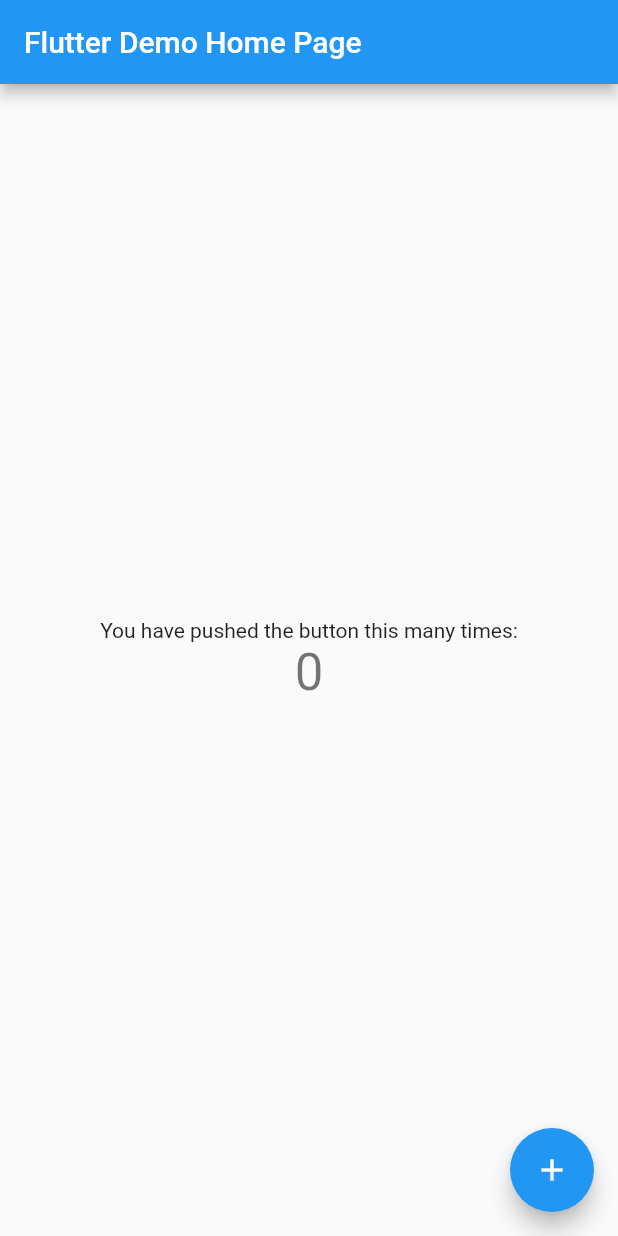
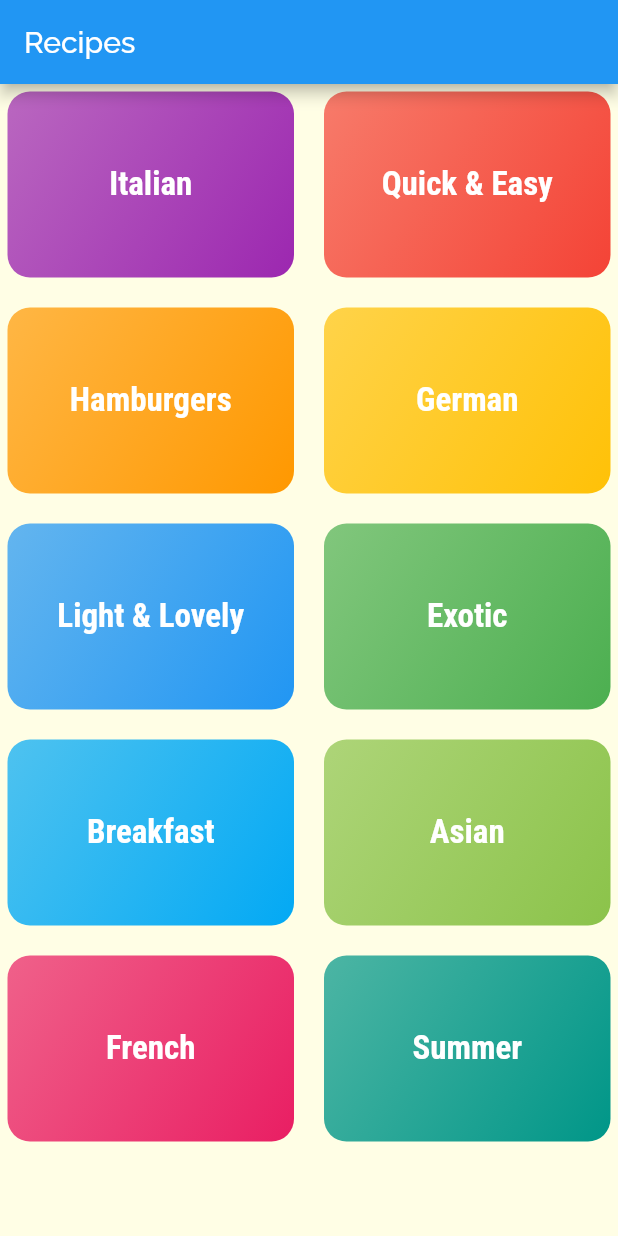
Before and after one commit to perettigiuliano/mymeals, a Flutter app: the screen it shows after launch, on a phone screen of 412 x 824 dp. Run offline on Flutter 3.47's test engine with Material 2 defaults, Android fonts, the phone set to English and light mode, and no system bars.

Commit message:
Lesson 162

```diff
--- /dev/null
+++ b/lib/categories_screen.dart
@@ -0,0 +1,30 @@
+import 'package:flutter/material.dart';
+import 'package:mymeals/category_item.dart';
+
+import "./dummy_data.dart";
+
+class CategoriesScreen extends StatelessWidget {
+  @override
+  Widget build(BuildContext context) {
+    return Scaffold(
+      appBar: AppBar(
+        title: const Text(
+          "Recipes",
+        ),
+      ),
+      body: GridView(
+          children: DUMMY_CATEGORIES.map((data) {
+            return CategoryItem(
+              id: data.id,
+              color: data.color,
+              title: data.title,
+            );
+          }).toList(),
+          gridDelegate: SliverGridDelegateWithMaxCrossAxisExtent(
+              maxCrossAxisExtent: 400,
+              childAspectRatio: 3 / 2,
+              crossAxisSpacing: 10,
+              mainAxisSpacing: 10)),
+    );
+  }
+}
--- /dev/null
+++ b/lib/category_item.dart
@@ -0,0 +1,40 @@
+import 'package:flutter/material.dart';
+import './category_recipes_screen.dart';
+
+class CategoryItem extends StatelessWidget {
+  final String id;
+  final String title;
+  final Color color;
+
+  CategoryItem({this.id, this.title, this.color});
+
+  @override
+  Widget build(BuildContext context) {
+    return InkWell(
+      splashColor: Theme.of(context).primaryColor,
+      borderRadius: BorderRadius.circular(15),
+      onTap: () {
+        // Navigator.push(
+        //   context,
+        //   MaterialPageRoute(
+        //       builder: (context) => CategoryRecipesScreen(this.id, this.title)),
+        // );
+        Navigator.pushNamed(context, CategoryRecipesScreen.ROUTENAME,
+            arguments: {"id": id, "title": title});
+      },
+      child: Container(
+        margin: const EdgeInsets.all(5),
+        padding: const EdgeInsets.all(10),
+        child: Center(
+          child: Text(this.title, style: Theme.of(context).textTheme.headline6),
+        ),
+        decoration: BoxDecoration(
+            gradient: LinearGradient(
+                colors: [color.withOpacity(0.7), color],
+                begin: Alignment.topLeft,
+                end: Alignment.bottomRight),
+            borderRadius: BorderRadius.circular(15)),
+      ),
+    );
+  }
+}
--- /dev/null
+++ b/lib/category_recipes_screen.dart
@@ -0,0 +1,25 @@
+import 'package:flutter/material.dart';
+
+class CategoryRecipesScreen extends StatelessWidget {
+  static const ROUTENAME = "/category-recipes-screen";
+  // final String _id;
+  // final String _title;
+
+  // CategoryRecipesScreen(this._id, this._title);
+
+  @override
+  Widget build(BuildContext context) {
+    final routeArgs =
+        ModalRoute.of(context).settings.arguments as Map<String, String>;
+    return Scaffold(
+        appBar: AppBar(
+          title: Text(
+            routeArgs["title"] + " recipes",
+            style: Theme.of(context).textTheme.headline6,
+          ),
+        ),
+        body: Center(
+          child: Text("Recipes list..."),
+        ));
+  }
+}
--- /dev/null
+++ b/lib/dummy_data.dart
@@ -0,0 +1,56 @@
+import 'package:flutter/material.dart';
+
+import './models/category.dart';
+
+const DUMMY_CATEGORIES = const [
+  Category(
+    id: 'c1',
+    title: 'Italian',
+    color: Colors.purple,
+  ),
+  Category(
+    id: 'c2',
+    title: 'Quick & Easy',
+    color: Colors.red,
+  ),
+  Category(
+    id: 'c3',
+    title: 'Hamburgers',
+    color: Colors.orange,
+  ),
+  Category(
+    id: 'c4',
+    title: 'German',
+    color: Colors.amber,
+  ),
+  Category(
+    id: 'c5',
+    title: 'Light & Lovely',
+    color: Colors.blue,
+  ),
+  Category(
+    id: 'c6',
+    title: 'Exotic',
+    color: Colors.green,
+  ),
+  Category(
+    id: 'c7',
+    title: 'Breakfast',
+    color: Colors.lightBlue,
+  ),
+  Category(
+    id: 'c8',
+    title: 'Asian',
+    color: Colors.lightGreen,
+  ),
+  Category(
+    id: 'c9',
+    title: 'French',
+    color: Colors.pink,
+  ),
+  Category(
+    id: 'c10',
+    title: 'Summer',
+    color: Colors.teal,
+  ),
+];
--- a/lib/main.dart
+++ b/lib/main.dart
@@ -1,117 +1,35 @@
 import 'package:flutter/material.dart';
+import './category_recipes_screen.dart';
+import './categories_screen.dart';
 
 void main() {
   runApp(MyApp());
 }
 
 class MyApp extends StatelessWidget {
-  // This widget is the root of your application.
   @override
   Widget build(BuildContext context) {
     return MaterialApp(
-      title: 'Flutter Demo',
+      title: 'Recipes',
       theme: ThemeData(
-        // This is the theme of your application.
-        //
-        // Try running your application with "flutter run". You'll see the
-        // application has a blue toolbar. Then, without quitting the app, try
-        // changing the primarySwatch below to Colors.green and then invoke
-        // "hot reload" (press "r" in the console where you ran "flutter run",
-        // or simply save your changes to "hot reload" in a Flutter IDE).
-        // Notice that the counter didn't reset back to zero; the application
-        // is not restarted.
         primarySwatch: Colors.blue,
-        // This makes the visual density adapt to the platform that you run
-        // the app on. For desktop platforms, the controls will be smaller and
-        // closer together (more dense) than on mobile platforms.
-        visualDensity: VisualDensity.adaptivePlatformDensity,
+        accentColor: Colors.amber,
+        canvasColor: Color.fromRGBO(255, 254, 229, 1),
+        fontFamily: "Raleway",
+        textTheme: ThemeData.light().textTheme.copyWith(
+            bodyText2: TextStyle(color: Color.fromRGBO(20, 51, 51, 1)),
+            bodyText1: TextStyle(color: Color.fromRGBO(20, 51, 51, 1)),
+            headline6: TextStyle(
+                color: Colors.white,
+                fontSize: 22,
+                fontFamily: "RobotoCondensed",
+                fontWeight: FontWeight.bold)),
       ),
-      home: MyHomePage(title: 'Flutter Demo Home Page'),
+      // home: CategoriesScreen(),
+      routes: {
+        "/": (_) => CategoriesScreen(),
+        CategoryRecipesScreen.ROUTENAME: (_) => CategoryRecipesScreen(),
+      },
     );
   }
 }
-
-class MyHomePage extends StatefulWidget {
-  MyHomePage({Key key, this.title}) : super(key: key);
-
-  // This widget is the home page of your application. It is stateful, meaning
-  // that it has a State object (defined below) that contains fields that affect
-  // how it looks.
-
-  // This class is the configuration for the state. It holds the values (in this
-  // case the title) provided by the parent (in this case the App widget) and
-  // used by the build method of the State. Fields in a Widget subclass are
-  // always marked "final".
-
-  final String title;
-
-  @override
-  _MyHomePageState createState() => _MyHomePageState();
-}
-
-class _MyHomePageState extends State<MyHomePage> {
-  int _counter = 0;
-
-  void _incrementCounter() {
-    setState(() {
-      // This call to setState tells the Flutter framework that something has
-      // changed in this State, which causes it to rerun the build method below
-      // so that the display can reflect the updated values. If we changed
-      // _counter without calling setState(), then the build method would not be
-      // called again, and so nothing would appear to happen.
-      _counter++;
-    });
-  }
-
-  @override
-  Widget build(BuildContext context) {
-    // This method is rerun every time setState is called, for instance as done
-    // by the _incrementCounter method above.
-    //
-    // The Flutter framework has been optimized to make rerunning build methods
-    // fast, so that you can just rebuild anything that needs updating rather
-    // than having to individually change instances of widgets.
-    return Scaffold(
-      appBar: AppBar(
-        // Here we take the value from the MyHomePage object that was created by
-        // the App.build method, and use it to set our appbar title.
-        title: Text(widget.title),
-      ),
-      body: Center(
-        // Center is a layout widget. It takes a single child and positions it
-        // in the middle of the parent.
-        child: Column(
-          // Column is also a layout widget. It takes a list of children and
-          // arranges them vertically. By default, it sizes itself to fit its
-          // children horizontally, and tries to be as tall as its parent.
-          //
-          // Invoke "debug painting" (press "p" in the console, choose the
-          // "Toggle Debug Paint" action from the Flutter Inspector in Android
-          // Studio, or the "Toggle Debug Paint" command in Visual Studio Code)
-          // to see the wireframe for each widget.
-          //
-          // Column has various properties to control how it sizes itself and
-          // how it positions its children. Here we use mainAxisAlignment to
-          // center the children vertically; the main axis here is the vertical
-          // axis because Columns are vertical (the cross axis would be
-          // horizontal).
-          mainAxisAlignment: MainAxisAlignment.center,
-          children: <Widget>[
-            Text(
-              'You have pushed the button this many times:',
-            ),
-            Text(
-              '$_counter',
-              style: Theme.of(context).textTheme.headline4,
-            ),
-          ],
-        ),
-      ),
-      floatingActionButton: FloatingActionButton(
-        onPressed: _incrementCounter,
-        tooltip: 'Increment',
-        child: Icon(Icons.add),
-      ), // This trailing comma makes auto-formatting nicer for build methods.
-    );
-  }
-}
--- /dev/null
+++ b/lib/models/category.dart
@@ -0,0 +1,10 @@
+import 'package:flutter/material.dart';
+
+class Category {
+  final String id;
+  final String title;
+  final Color color;
+
+  const Category(
+      {@required this.id, @required this.title, this.color = Colors.orange});
+}
```
Also changed, not shown: pubspec.yaml (+18 -9 lines), lib/assets/fonts/Raleway-Black.ttf (added), lib/assets/fonts/Raleway-Bold.ttf (added), lib/assets/fonts/Raleway-Regular.ttf (added), lib/assets/fonts/RobotoCondensed-Bold.ttf (added), lib/assets/fonts/RobotoCondensed-Italic.ttf (added), lib/assets/fonts/RobotoCondensed-Light.ttf (added), lib/assets/fonts/RobotoCondensed-Regular.ttf (added).
